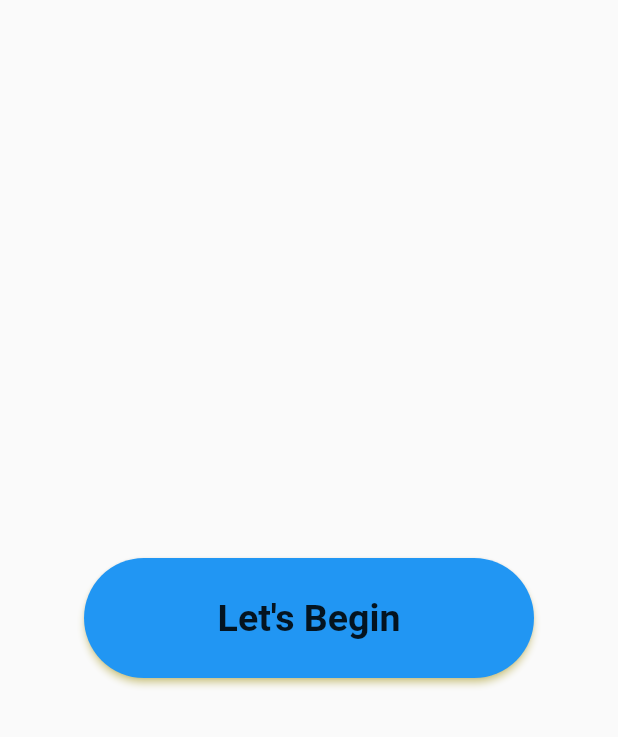
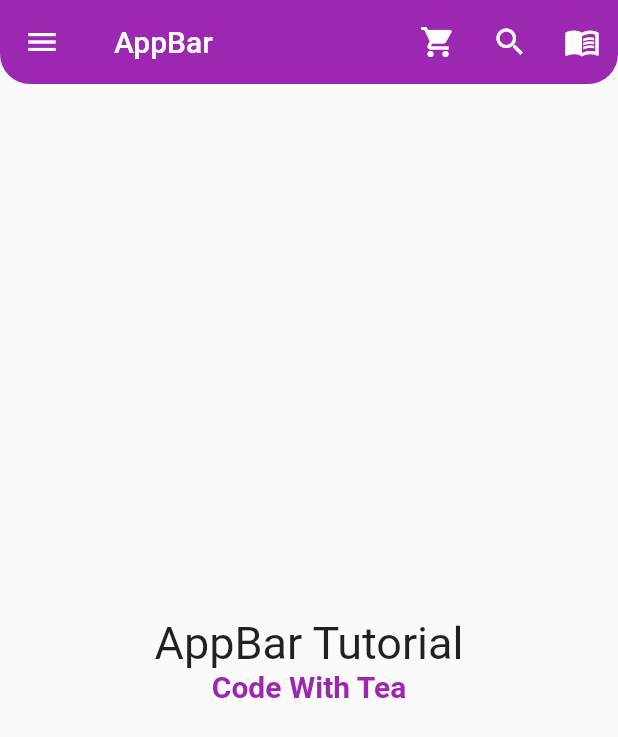
Before and after one commit to HanZawNyein/flutter__source_learn, a Flutter app: the screen it shows after launch, on a phone screen of 412 x 824 dp. Shown: the top 737 px of the screen. Run offline on Flutter 3.47's test engine with Material 2 defaults, Android fonts, the phone set to English and light mode, and no system bars; our stand-ins replace font_awesome_flutter.

Commit message:
add app bar

```diff
--- a/lib/screens/home.dart
+++ b/lib/screens/home.dart
@@ -6,26 +6,50 @@ class Home extends StatelessWidget {
   @override
   Widget build(BuildContext context) {
     return Scaffold(
+      // extendBodyBehindAppBar: true,
+      appBar: AppBar(
+        leading: IconButton(
+          onPressed: () {},
+          icon: Icon(Icons.menu),
+        ),
+        title: Text("AppBar"),
+        actions: [
+          IconButton(
+            onPressed: () {},
+            icon: Icon(Icons.shopping_cart),
+          ),
+          IconButton(
+            onPressed: () {},
+            icon: Icon(Icons.search),
+          ),
+          IconButton(
+            onPressed: () {},
+            icon: Icon(Icons.menu_book),
+          ),
+        ],
+        elevation: 0,
+        titleSpacing: 20.0,
+        backgroundColor: Colors.purple, //.withOpacity(0.6),
+        shape: RoundedRectangleBorder(
+            borderRadius: BorderRadius.vertical(bottom: Radius.circular(20))),
+      ),
       body: Center(
-        child: ElevatedButton(
-          onPressed: () {},
-          style: ElevatedButton.styleFrom(
-              padding: const EdgeInsets.all(20.0),
-              fixedSize: const Size(300, 80),
-              textStyle:
-                  const TextStyle(fontSize: 25, fontWeight: FontWeight.bold),
-              // backgroundColor: Colors.yellow,
-              foregroundColor: Colors.black87,
-              // elevation: 15,
-              shadowColor: Colors.yellow,
-              // side: BorderSide(color: Colors.black87, width: 1),
-              alignment: Alignment.center,
-              shape: const StadiumBorder()),
-          child: const Text("Let's Begin"),
-          // icon: Icon(Icons.add_shopping_cart),
-          // label: ,
-        ),
-      ),
+          child: Column(
+        mainAxisAlignment: MainAxisAlignment.center,
+        children: [
+          Text(
+            "AppBar Tutorial",
+            style: TextStyle(fontSize: 30),
+          ),
+          Text(
+            "Code With Tea",
+            style: TextStyle(
+                fontWeight: FontWeight.bold,
+                color: Colors.purple,
+                fontSize: 20),
+          )
+        ],
+      )),
     );
   }
 }
```
